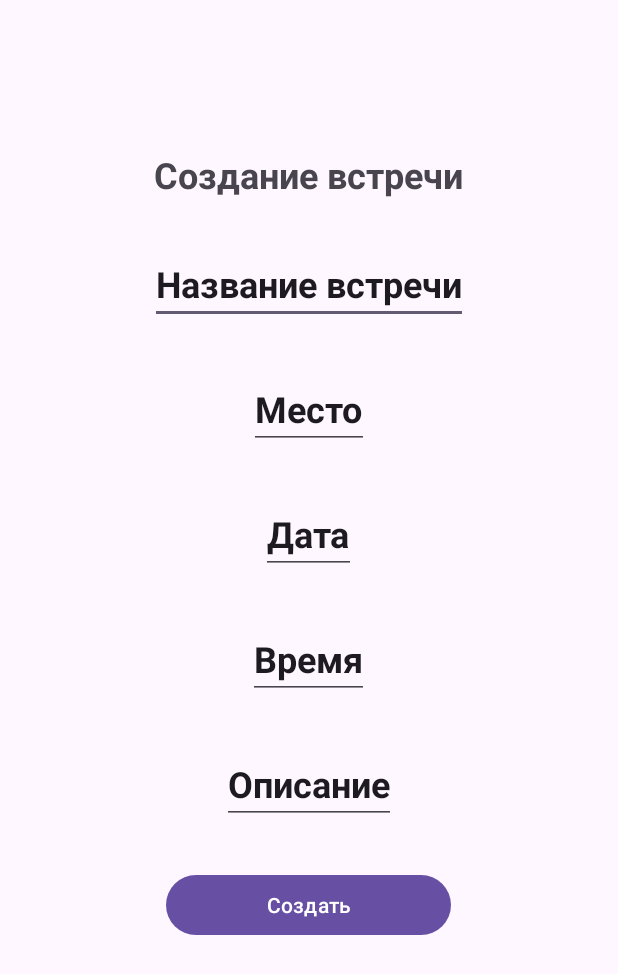
After one commit to Tunez666/cursuch, an Android app: the create_m screen opened directly, with no data from a screen before it, on a phone screen of 412 x 824 dp. The commit adds this screen. Shown: the top 974 px of the screen. Run offline under Robolectric (Android 15) with nearby library versions, the phone set to English and light mode, and no system bars.

Commit message:
not work

```diff
--- a/app/src/main/java/com/example/alive/DatabaseHelper.java
+++ b/app/src/main/java/com/example/alive/DatabaseHelper.java
@@ -15,11 +15,28 @@ public class DatabaseHelper extends SQLiteOpenHelper {
     public static final String COLUMN_EMAIL = "email";
     public static final String COLUMN_PASSWORD = "password";
 
+    public static final String TABLE_MEET = "meet";
+    public static final String COLUMN_ID_M = "id_m";
+    public static final String COLUMN_NAME = "name";
+    public static final String COLUMN_DATE = "date";
+    public static final String COLUMN_TIME = "time";
+    public static final String COLUMN_PLACE = "place";
+    public static final String COLUMN_DECS = "desc";
+
     private static final String DATABASE_CREATE = "create table "
             + TABLE_USERS + "(" + COLUMN_ID
             + " integer primary key autoincrement, " + COLUMN_USERNAME
             + " text not null, " + COLUMN_EMAIL
             + " text not null, " + COLUMN_PASSWORD
+            + " text not null);";
+
+    private static final String DATABASE_CREATE_M = "create table "
+            + TABLE_MEET + "(" + COLUMN_ID_M
+            + " integer primary key autoincrement, " + COLUMN_NAME
+            + " text not null, " + COLUMN_DATE
+            + " text not null, " + COLUMN_TIME
+            + " text not null, " + COLUMN_PLACE
+            + " text not null, " + COLUMN_DECS
             + " text not null);";
 
     public DatabaseHelper(Context context) {
@@ -29,11 +46,13 @@ public class DatabaseHelper extends SQLiteOpenHelper {
     @Override
     public void onCreate(SQLiteDatabase database) {
         database.execSQL(DATABASE_CREATE);
+        database.execSQL(DATABASE_CREATE_M);
     }
 
     @Override
     public void onUpgrade(SQLiteDatabase db, int oldVersion, int newVersion) {
         db.execSQL("DROP TABLE IF EXISTS " + TABLE_USERS);
+        db.execSQL("DROP TABLE IF EXISTS " + TABLE_MEET);
         onCreate(db);
     }
 }
--- /dev/null
+++ b/app/src/main/java/com/example/alive/create_m.java
@@ -0,0 +1,97 @@
+package com.example.alive;
+
+import android.content.ContentValues;
+import android.content.Intent;
+import android.database.sqlite.SQLiteDatabase;
+import android.os.Bundle;
+import android.util.Log;
+import android.view.View;
+import android.widget.Button;
+import android.widget.EditText;
+import android.widget.Toast;
+
+import androidx.appcompat.app.AppCompatActivity;
+
+public class create_m extends AppCompatActivity {
+
+    private EditText namee, place, datee, timee, desc;
+    private Button cr_m;
+    private DatabaseHelper dbHelper;
+
+    @Override
+    protected void onCreate(Bundle savedInstanceState) {
+        super.onCreate(savedInstanceState);
+        setContentView(R.layout.activity_create_m);
+
+        // Инициализация views
+        namee = findViewById(R.id.namee);
+        place = findViewById(R.id.place);
+        datee = findViewById(R.id.datee);
+        timee = findViewById(R.id.timee);
+        desc = findViewById(R.id.desc);
+        cr_m = findViewById(R.id.cr_m);
+
+        // Инициализация helper'а базы данных
+        dbHelper = new DatabaseHelper(this);
+
+        cr_m.setOnClickListener(new View.OnClickListener() {
+            @Override
+            public void onClick(View v) {
+                if (createMeet()) {
+                    // Закрываем текущую активность
+                    finish();
+                }
+            }
+        });
+    }
+
+    private boolean createMeet() {
+        String name = namee.getText().toString().trim();
+        String placeStr = place.getText().toString().trim();
+        String dateStr = datee.getText().toString().trim();
+        String timeStr = timee.getText().toString().trim();
+        String descStr = desc.getText().toString().trim();
+
+        // Простая валидация
+        if (name.isEmpty() || placeStr.isEmpty() || dateStr.isEmpty() || timeStr.isEmpty() || descStr.isEmpty()) {
+            Toast.makeText(this, "Пожалуйста, заполните все поля", Toast.LENGTH_SHORT).show();
+            return false;
+        }
+
+        // Создание новой встречи
+        SQLiteDatabase db = dbHelper.getWritableDatabase();
+        ContentValues values = new ContentValues();
+        values.put(DatabaseHelper.COLUMN_NAME, name);
+        values.put(DatabaseHelper.COLUMN_PLACE, placeStr);
+        values.put(DatabaseHelper.COLUMN_DATE, dateStr);
+        values.put(DatabaseHelper.COLUMN_TIME, timeStr);
+        values.put(DatabaseHelper.COLUMN_DECS, descStr);
+
+        // Вставка строки в базу данных
+        long newRowId = db.insert(DatabaseHelper.TABLE_MEET, null, values);
+
+        if (newRowId != -1) {
+            Toast.makeText(this, "Встреча успешно создана!", Toast.LENGTH_SHORT).show();
+            clearFields();
+            return true;
+        } else {
+            Toast.makeText(this, "Ошибка при создании встречи", Toast.LENGTH_SHORT).show();
+            Log.e("create_m", "Error inserting meet: " + db.getPath());
+            return false;
+        }
+    }
+
+    private void clearFields() {
+        namee.setText("");
+        place.setText("");
+        datee.setText("");
+        timee.setText("");
+        desc.setText("");
+    }
+
+    @Override
+    protected void onDestroy() {
+        dbHelper.close();
+        super.onDestroy();
+    }
+}
--- /dev/null
+++ b/app/src/main/res/layout/activity_create_m.xml
@@ -0,0 +1,79 @@
+<?xml version="1.0" encoding="utf-8"?>
+<LinearLayout xmlns:android="http://schemas.android.com/apk/res/android"
+    xmlns:app="http://schemas.android.com/apk/res-auto"
+    xmlns:tools="http://schemas.android.com/tools"
+    android:id="@+id/main"
+    android:layout_width="match_parent"
+    android:layout_height="match_parent"
+    android:orientation="vertical"
+    tools:context=".create_m">
+
+    <TextView
+        android:id="@+id/titleTextView"
+        android:layout_width="wrap_content"
+        android:layout_height="wrap_content"
+        android:layout_gravity="center"
+        android:layout_marginTop="100dp"
+        android:text="Создание встречи"
+        android:textSize="24sp"
+        android:textStyle="bold" />
+
+    <EditText
+        android:id="@+id/namee"
+        android:layout_width="wrap_content"
+        android:layout_height="wrap_content"
+        android:layout_gravity="center"
+        android:layout_marginTop="30dp"
+        android:text="Название встречи"
+        android:textSize="24sp"
+        android:textStyle="bold" />
+
+    <EditText
+        android:id="@+id/place"
+        android:layout_width="wrap_content"
+        android:layout_height="wrap_content"
+        android:layout_gravity="center"
+        android:layout_marginTop="30dp"
+        android:text="Место"
+        android:textSize="24sp"
+        android:textStyle="bold" />
+
+    <EditText
+        android:id="@+id/datee"
+        android:layout_width="wrap_content"
+        android:layout_height="wrap_content"
+        android:layout_gravity="center"
+        android:layout_marginTop="30dp"
+        android:text="Дата"
+        android:textSize="24sp"
+        android:textStyle="bold" />
+    <EditText
+        android:id="@+id/timee"
+        android:layout_width="wrap_content"
+        android:layout_height="wrap_content"
+        android:layout_gravity="center"
+        android:layout_marginTop="30dp"
+        android:text="Время"
+        android:textSize="24sp"
+        android:textStyle="bold" />
+
+    <EditText
+        android:id="@+id/desc"
+        android:layout_width="wrap_content"
+        android:layout_height="wrap_content"
+        android:layout_gravity="center"
+        android:layout_marginTop="30dp"
+        android:text="Описание"
+        android:textSize="24sp"
+        android:textStyle="bold" />
+
+    <Button
+        android:id="@+id/cr_m"
+        android:layout_width="190dp"
+        android:layout_height="wrap_content"
+        android:text="Создать"
+        android:layout_gravity="center"
+        android:layout_marginTop="30dp"/>
+
+
+</LinearLayout>
```
Also changed, not shown: app/src/main/AndroidManifest.xml (+12 -0 lines), app/src/main/java/com/example/alive/MeetingsListActivity.java (added, +80 -0 lines), app/src/main/java/com/example/alive/glavnay.java (+24 -0 lines), app/src/main/res/layout/activity_glavnay.xml (+18 -11 lines), app/src/main/res/layout/activity_meetings_list.xml (added, +22 -0 lines), app/src/main/res/layout/meeting_list_item.xml (added, +36 -0 lines).
